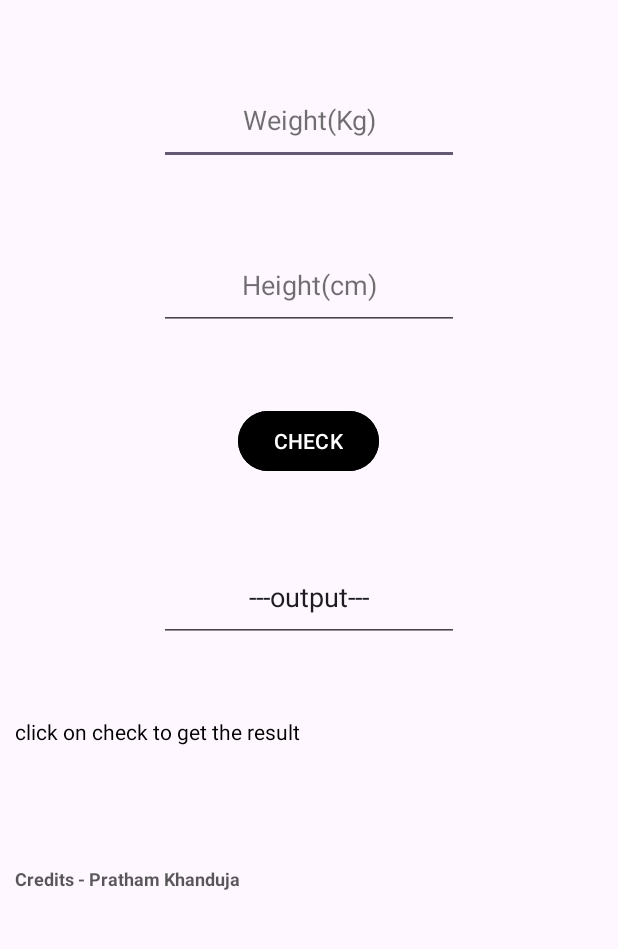
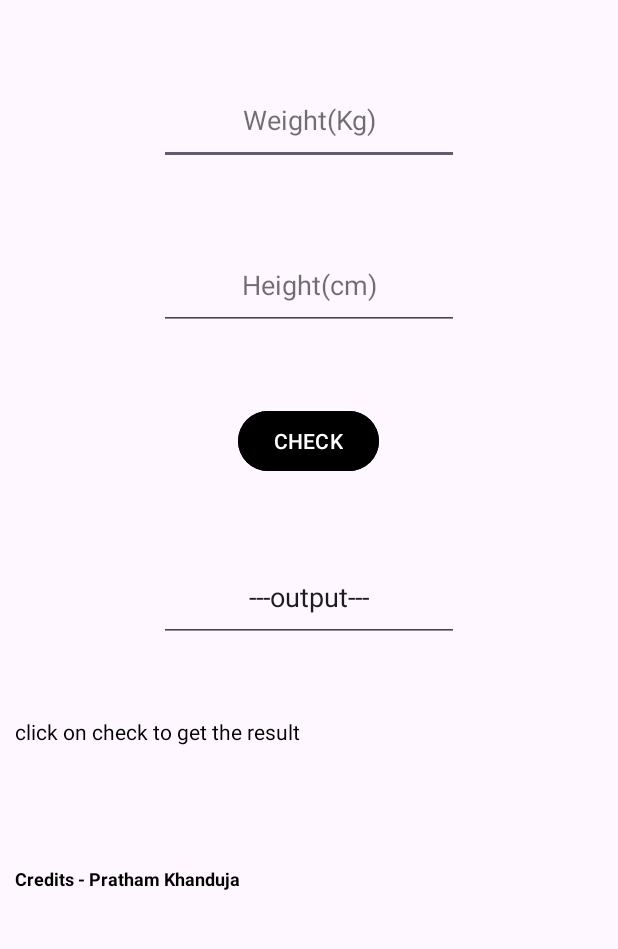
Before and after one commit to pratham-developer/bmi_checker, an Android app: the screen it shows after launch (MainActivity), after a tap on "CHECK", on a phone screen of 412 x 824 dp, the part 68-1017 px from its top. Run offline under Robolectric (Android 15) with nearby library versions, the phone set to English and light mode, and no system bars.

Commit message:
added support for dark mode

```diff
--- a/app/src/main/java/com/pratham/bmichecker/MainActivity.java
+++ b/app/src/main/java/com/pratham/bmichecker/MainActivity.java
@@ -49,22 +49,22 @@ public class MainActivity extends AppCompatActivity {
                 if(inpw.isEmpty() &&  inph.isEmpty()){
                     Toast.makeText(getApplicationContext(),"fill weight and height",Toast.LENGTH_SHORT).show();
                     tview.setText(getString(R.string.hintres));
-                    tview.setTextColor(getResources().getColor(R.color.black));
-                    tview.setHintTextColor(getResources().getColor(R.color.unkn));
+                    tview.setTextColor(getResources().getColor(R.color.primary));
+                    tview.setHintTextColor(getResources().getColor(R.color.tertiary));
                     editout.setText(getString(R.string.hintout));
                 }
                 else if(inpw.isEmpty()){
                     Toast.makeText(getApplicationContext(),"fill weight",Toast.LENGTH_SHORT).show();
                     tview.setText(getString(R.string.hintres));
-                    tview.setTextColor(getResources().getColor(R.color.black));
-                    tview.setHintTextColor(getResources().getColor(R.color.unkn));
+                    tview.setTextColor(getResources().getColor(R.color.primary));
+                    tview.setHintTextColor(getResources().getColor(R.color.tertiary));
                     editout.setText(getString(R.string.hintout));
                 }
                 else if(inph.isEmpty()){
                     Toast.makeText(getApplicationContext(),"fill height",Toast.LENGTH_SHORT).show();
                     tview.setText(getString(R.string.hintres));
-                    tview.setTextColor(getResources().getColor(R.color.black));
-                    tview.setHintTextColor(getResources().getColor(R.color.unkn));
+                    tview.setTextColor(getResources().getColor(R.color.primary));
+                    tview.setHintTextColor(getResources().getColor(R.color.tertiary));
                     editout.setText(getString(R.string.hintout));
                 }
                 else{
--- a/app/src/main/res/layout/activity_main.xml
+++ b/app/src/main/res/layout/activity_main.xml
@@ -14,7 +14,7 @@
         android:layout_height="wrap_content"
         android:layout_marginStart="10dp"
         android:text="@string/app_name"
-        android:textColor="#000000"
+        android:textColor="@color/primary"
         android:textSize="34sp"
         android:textStyle="bold" />
 
@@ -27,7 +27,7 @@
         android:layout_marginTop="50dp"
         android:layout_centerHorizontal="true"
         android:hint="@string/hintw"
-        android:textColorHint="#8F000000"
+        android:textColorHint="@color/tertiary"
         android:inputType="number"
         android:importantForAutofill="no"
         android:textAlignment="center"/>
@@ -39,7 +39,7 @@
         android:layout_centerHorizontal="true"
         android:layout_marginTop="50dp"
         android:hint="@string/hinth"
-        android:textColorHint="#8F000000"
+        android:textColorHint="@color/tertiary"
         android:inputType="number"
         android:importantForAutofill="no"
         android:textAlignment="center"/>
@@ -49,7 +49,7 @@
         android:text="@string/textbut"
         android:layout_width="wrap_content"
         android:layout_height="wrap_content"
-        android:backgroundTint="@color/black"
+        android:backgroundTint="@color/primary"
         android:layout_below="@id/heightbox"
         android:layout_marginTop="50dp"
         android:layout_centerHorizontal="true"/>
@@ -62,7 +62,7 @@
         android:layout_centerHorizontal="true"
         android:layout_marginTop="50dp"
         android:hint="@string/hintout"
-        android:textColorHint="#8F000000"
+        android:textColorHint="@color/tertiary"
         android:focusable="false"
         android:inputType="number"
         android:textAlignment="center"
@@ -75,8 +75,8 @@
         android:hint="@string/hintres"
         android:layout_marginStart="10dp"
         android:layout_marginTop="50dp"
-        android:textColor="@color/black"
-        android:textColorHint="@color/unkn"/>
+        android:textColor="@color/primary"
+        android:textColorHint="@color/tertiary"/>
     <TextView
         android:id="@+id/about"
         android:layout_width="wrap_content"
@@ -87,8 +87,7 @@
         android:text="@string/ab"
         android:textStyle="bold"
         android:textSize="12sp"
-        android:foregroundTint="@color/white"
-        android:textColor="#A6000000"/>
+        android:textColor="@color/primary"/>
 
 
 </RelativeLayout>
--- /dev/null
+++ b/app/src/main/res/values-night/colors.xml
@@ -0,0 +1,13 @@
+<?xml version="1.0" encoding="utf-8"?>
+<resources>
+    <color name="primary">#FFFFFFFF</color>
+    <color name="secondary">#FF000000</color>
+    <color name="tertiary">#B7FFFFFF</color>
+    <color name="red">#C30000</color>
+    <color name="orange">#C52E00</color>
+    <color name="yellow">#CD7A00</color>
+    <color name="green">#00AF06</color>
+    <color name="blue">#006DC5</color>
+
+
+</resources>
--- a/app/src/main/res/values-night/themes.xml
+++ b/app/src/main/res/values-night/themes.xml
@@ -3,5 +3,6 @@
     <style name="Base.Theme.BmiChecker" parent="Theme.Material3.DayNight.NoActionBar">
         <!-- Customize your dark theme here. -->
         <!-- <item name="colorPrimary">@color/my_dark_primary</item> -->
+
     </style>
 </resources>
--- a/app/src/main/res/values/colors.xml
+++ b/app/src/main/res/values/colors.xml
@@ -1,11 +1,13 @@
 <?xml version="1.0" encoding="utf-8"?>
 <resources>
-    <color name="black">#FF000000</color>
-    <color name="white">#FFFFFFFF</color>
+    <color name="primary">#FF000000</color>
+    <color name="secondary">#FFFFFFFF</color>
+    <color name="tertiary">#8F000000</color>
     <color name="red">#A10000</color>
     <color name="orange">#8C381E</color>
     <color name="yellow">#986315</color>
     <color name="green">#368A39</color>
     <color name="blue">#05518E</color>
-    <color name="unkn">#8F000000</color>
+
+
 </resources>
```
Also changed, not shown: 2 other files.
